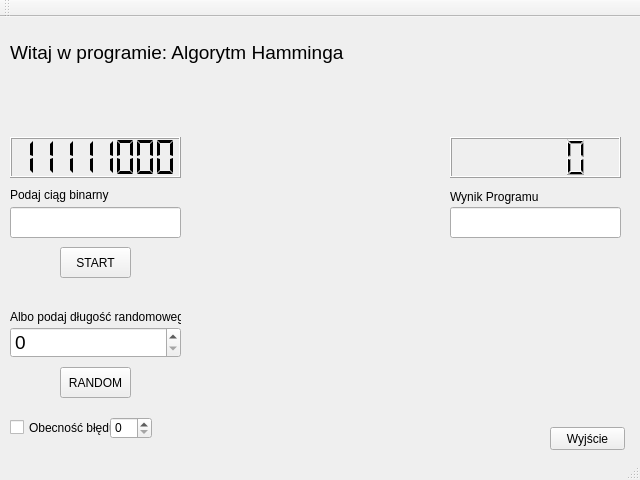
Qt form Hamming/mainwindow.ui (Amicookie/SOB-HammingCode) before a commit.
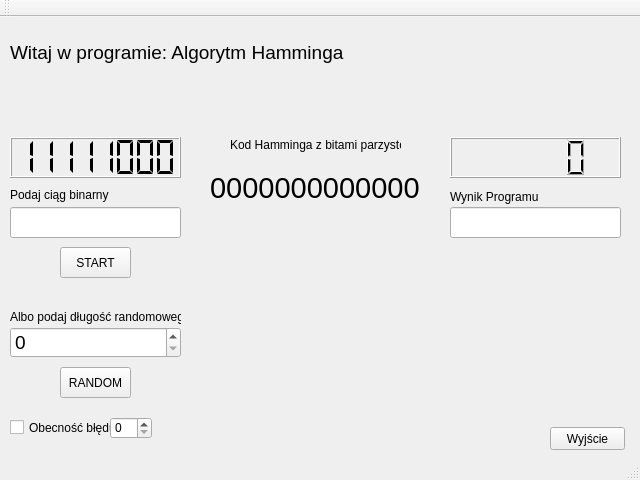
The same form after that commit. Icons and pictures are not drawn.

The edit to the form file:
```diff
--- a/Hamming/mainwindow.ui
+++ b/Hamming/mainwindow.ui
@@ -225,7 +225,7 @@
     <property name="geometry">
      <rect>
       <x>260</x>
-      <y>180</y>
+      <y>250</y>
       <width>121</width>
       <height>141</height>
      </rect>
@@ -234,7 +234,38 @@
      <string/>
     </property>
     <property name="pixmap">
-     <pixmap>../build-Hamming-Desktop_Qt_5_6_2_MinGW_32bit-Debug/Hamming.png</pixmap>
+     <pixmap>Hamming.png</pixmap>
+    </property>
+   </widget>
+   <widget class="QLabel" name="Bit">
+    <property name="geometry">
+     <rect>
+      <x>210</x>
+      <y>150</y>
+      <width>211</width>
+      <height>41</height>
+     </rect>
+    </property>
+    <property name="font">
+     <font>
+      <pointsize>22</pointsize>
+     </font>
+    </property>
+    <property name="text">
+     <string>0000000000000</string>
+    </property>
+   </widget>
+   <widget class="QLabel" name="label_4">
+    <property name="geometry">
+     <rect>
+      <x>230</x>
+      <y>120</y>
+      <width>171</width>
+      <height>16</height>
+     </rect>
+    </property>
+    <property name="text">
+     <string>Kod Hamminga z bitami parzystości</string>
     </property>
    </widget>
   </widget>
```
Left out of the diff: 2 changed lines with no effect on the pictures.
